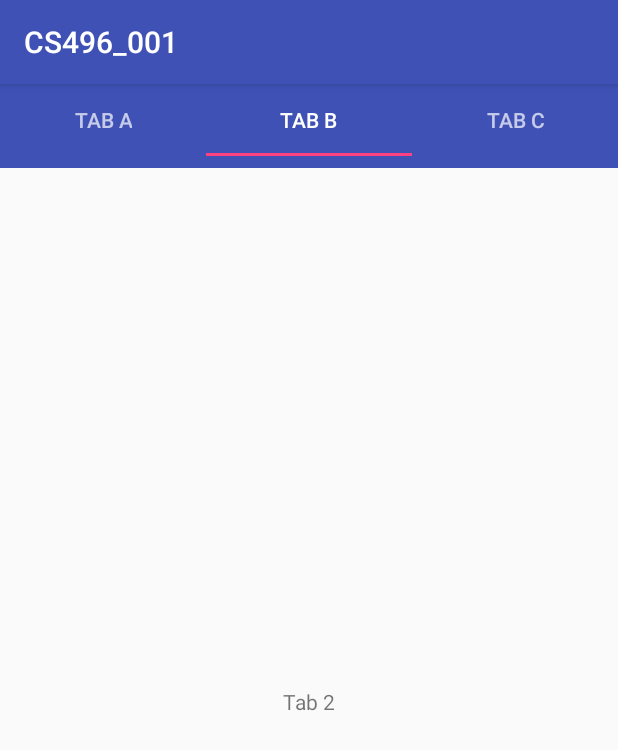
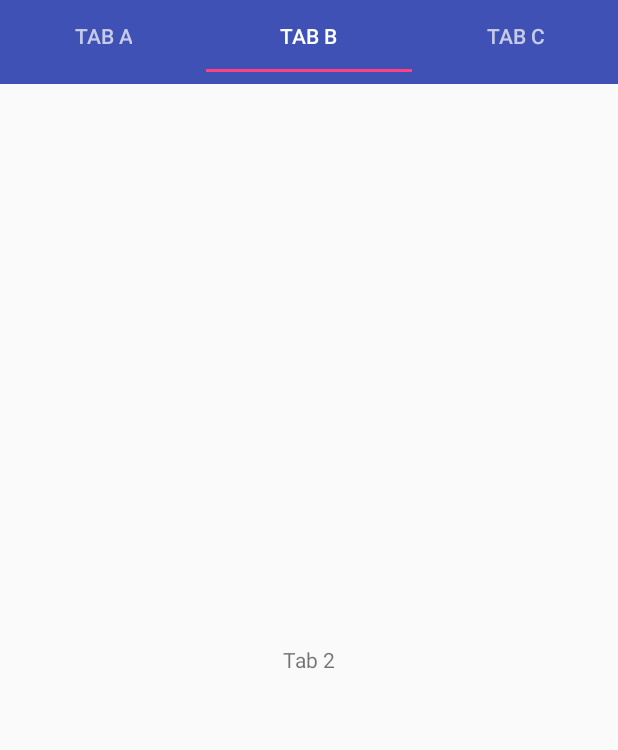
Before and after one commit to inhibitor1217/CS496_001, an Android app: the screen it shows after launch (TabActivity), tab 2 chosen, on a phone screen of 412 x 824 dp. Shown: the top 750 px of the screen. Run offline under Robolectric (Android 15) with nearby library versions, the phone set to English and light mode, and no system bars; 1 statement that could not run was skipped.

Commit message:
1507
- Deleted Action Bars
- Added Popup Window Feature

```diff
--- a/app/src/main/java/com/example/user/cs496_001/TabActivity.java
+++ b/app/src/main/java/com/example/user/cs496_001/TabActivity.java
@@ -6,6 +6,8 @@ import android.support.annotation.RequiresApi;
 import android.support.design.widget.TabLayout;
 import android.support.v4.view.ViewPager;
 import android.support.v7.app.AppCompatActivity;
+import android.util.Pair;
+import android.view.LayoutInflater;
 
 public class TabActivity extends AppCompatActivity {
 
--- a/app/src/main/java/com/example/user/cs496_001/TabFragment1.java
+++ b/app/src/main/java/com/example/user/cs496_001/TabFragment1.java
@@ -1,11 +1,14 @@
 package com.example.user.cs496_001;
 
+import android.app.AlertDialog;
 import android.os.Bundle;
 import android.support.annotation.Nullable;
 import android.support.v4.app.Fragment;
+import android.util.Pair;
 import android.view.LayoutInflater;
 import android.view.View;
 import android.view.ViewGroup;
+import android.widget.AdapterView;
 import android.widget.ListView;
 
 public class TabFragment1 extends Fragment {
@@ -21,6 +24,21 @@ public class TabFragment1 extends Fragment {
         CustomAdapter customAdapter = new CustomAdapter(getActivity(), R.layout.custom_listview, MainActivity.CONTACTS);
         listView.setAdapter(customAdapter);
 
+        listView.setOnItemClickListener(new AdapterView.OnItemClickListener() {
+            @Override
+            public void onItemClick(AdapterView<?> adapterView, View view, int i, long l) {
+
+                Pair<String, String> item = (Pair<String, String>) adapterView.getAdapter().getItem(i);
+
+                AlertDialog.Builder alert = new AlertDialog.Builder(getActivity());
+                alert.setTitle("연락처");
+                alert.setMessage("이름 : " + item.first + "\n전화번호 : " + item.second);
+                alert.setPositiveButton("확인", null);
+                alert.show();
+
+            }
+        });
+
         return view;
 
     }
--- a/app/src/main/res/values/styles.xml
+++ b/app/src/main/res/values/styles.xml
@@ -1,7 +1,7 @@
 <resources>
 
     <!-- Base application theme. -->
-    <style name="AppTheme" parent="Theme.AppCompat.Light.DarkActionBar">
+    <style name="AppTheme" parent="Theme.AppCompat.Light.NoActionBar">
         <!-- Customize your theme here. -->
         <item name="colorPrimary">@color/colorPrimary</item>
         <item name="colorPrimaryDark">@color/colorPrimaryDark</item>
```
